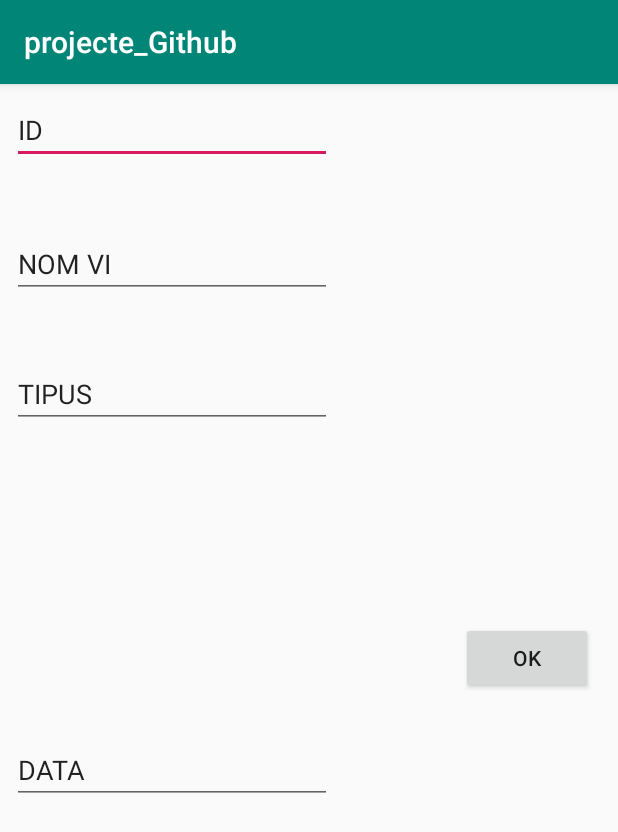
After one commit to iespaucasesnoves/base-de-dades-app-daryaav, an Android app: the EditActivity screen opened directly, with no data from a screen before it, on a phone screen of 412 x 824 dp. The commit adds this screen. Shown: the top 832 px of the screen. Run offline under Robolectric (Android 15) with nearby library versions, the phone set to English and light mode, and no system bars.

Commit message:
MODIFICACIÓ DEL 15/01/2019 - 19:05

```diff
--- a/app/src/main/AndroidManifest.xml
+++ b/app/src/main/AndroidManifest.xml
@@ -16,6 +16,7 @@
                 <category android:name="android.intent.category.LAUNCHER" />
             </intent-filter>
         </activity>
+        <activity android:name=".EditActivity"></activity>
     </application>
 
 </manifest>
--- /dev/null
+++ b/app/src/main/java/volkodav/ampilogova/darya/projecte_github/EditActivity.java
@@ -0,0 +1,26 @@
+package volkodav.ampilogova.darya.projecte_github;
+
+import android.content.Intent;
+import android.support.v7.app.AppCompatActivity;
+import android.os.Bundle;
+import android.view.View;
+import android.widget.Button;
+
+public class EditActivity extends AppCompatActivity {
+
+    @Override
+    protected void onCreate(Bundle savedInstanceState) {
+        super.onCreate(savedInstanceState);
+        setContentView(R.layout.activity_edit);
+
+        Button botoAceptar = (Button)findViewById(R.id.boto_ok);
+        botoAceptar.setOnClickListener(
+                new View.OnClickListener() {
+                @Override
+                public void onClick(View v) {
+
+                    Vi vi = new Vi();
+            }
+        });
+    }
+}
--- /dev/null
+++ b/app/src/main/res/layout/activity_edit.xml
@@ -0,0 +1,93 @@
+<?xml version="1.0" encoding="utf-8"?>
+<android.support.constraint.ConstraintLayout xmlns:android="http://schemas.android.com/apk/res/android"
+    xmlns:app="http://schemas.android.com/apk/res-auto"
+    xmlns:tools="http://schemas.android.com/tools"
+    android:layout_width="match_parent"
+    android:layout_height="match_parent"
+    tools:context=".EditActivity">
+
+    <Button
+        android:id="@+id/boto_ok"
+        android:layout_width="wrap_content"
+        android:layout_height="wrap_content"
+        android:layout_marginStart="8dp"
+        android:layout_marginTop="8dp"
+        android:layout_marginEnd="8dp"
+        android:layout_marginBottom="8dp"
+        android:text="OK"
+        app:layout_constraintBottom_toBottomOf="parent"
+        app:layout_constraintEnd_toEndOf="parent"
+        app:layout_constraintHorizontal_bias="0.971"
+        app:layout_constraintStart_toStartOf="parent"
+        app:layout_constraintTop_toTopOf="parent"
+        app:layout_constraintVertical_bias="0.498" />
+
+    <EditText
+        android:id="@+id/text_id"
+        android:layout_width="wrap_content"
+        android:layout_height="wrap_content"
+        android:layout_marginStart="8dp"
+        android:layout_marginTop="8dp"
+        android:layout_marginEnd="8dp"
+        android:layout_marginBottom="8dp"
+        android:ems="10"
+        android:inputType="textPersonName"
+        android:text="ID"
+        app:layout_constraintBottom_toBottomOf="parent"
+        app:layout_constraintEnd_toEndOf="parent"
+        app:layout_constraintHorizontal_bias="0.0"
+        app:layout_constraintStart_toStartOf="parent"
+        app:layout_constraintTop_toTopOf="parent"
+        app:layout_constraintVertical_bias="0.0" />
+
+    <EditText
+        android:id="@+id/text_nomVi"
+        android:layout_width="wrap_content"
+        android:layout_height="wrap_content"
+        android:layout_marginStart="8dp"
+        android:layout_marginTop="8dp"
+        android:layout_marginEnd="8dp"
+        android:layout_marginBottom="8dp"
+        android:ems="10"
+        android:inputType="textPersonName"
+        android:text="NOM VI"
+        app:layout_constraintBottom_toBottomOf="parent"
+        app:layout_constraintEnd_toEndOf="parent"
+        app:layout_constraintHorizontal_bias="0.0"
+        app:layout_constraintStart_toStartOf="parent"
+        app:layout_constraintTop_toTopOf="parent"
+        app:layout_constraintVertical_bias="0.126" />
+
+    <EditText
+        android:id="@+id/text_data"
+        android:layout_width="wrap_content"
+        android:layout_height="wrap_content"
+        android:layout_marginStart="8dp"
+        android:layout_marginEnd="8dp"
+        android:layout_marginBottom="288dp"
+        android:ems="10"
+        android:inputType="textPersonName"
+        android:text="DATA"
+        app:layout_constraintBottom_toBottomOf="parent"
+        app:layout_constraintEnd_toEndOf="parent"
+        app:layout_constraintHorizontal_bias="0.0"
+        app:layout_constraintStart_toStartOf="parent" />
+
+    <EditText
+        android:id="@+id/text_tipus"
+        android:layout_width="wrap_content"
+        android:layout_height="wrap_content"
+        android:layout_marginStart="8dp"
+        android:layout_marginTop="8dp"
+        android:layout_marginEnd="8dp"
+        android:layout_marginBottom="8dp"
+        android:ems="10"
+        android:inputType="textPersonName"
+        android:text="TIPUS"
+        app:layout_constraintBottom_toBottomOf="parent"
+        app:layout_constraintEnd_toEndOf="parent"
+        app:layout_constraintHorizontal_bias="0.0"
+        app:layout_constraintStart_toStartOf="parent"
+        app:layout_constraintTop_toTopOf="parent"
+        app:layout_constraintVertical_bias="0.249" />
+</android.support.constraint.ConstraintLayout>
```
Also changed, not shown: app/src/main/java/volkodav/ampilogova/darya/projecte_github/Controlador.java (+26 -26 lines), app/src/main/java/volkodav/ampilogova/darya/projecte_github/Implementacio.java (+4 -3 lines), app/src/main/java/volkodav/ampilogova/darya/projecte_github/MainActivity.java (+7 -6 lines), app/src/main/res/layout/activity_main.xml (+21 -5 lines), app/src/main/res/layout/llista.xml (added, +76 -0 lines).
